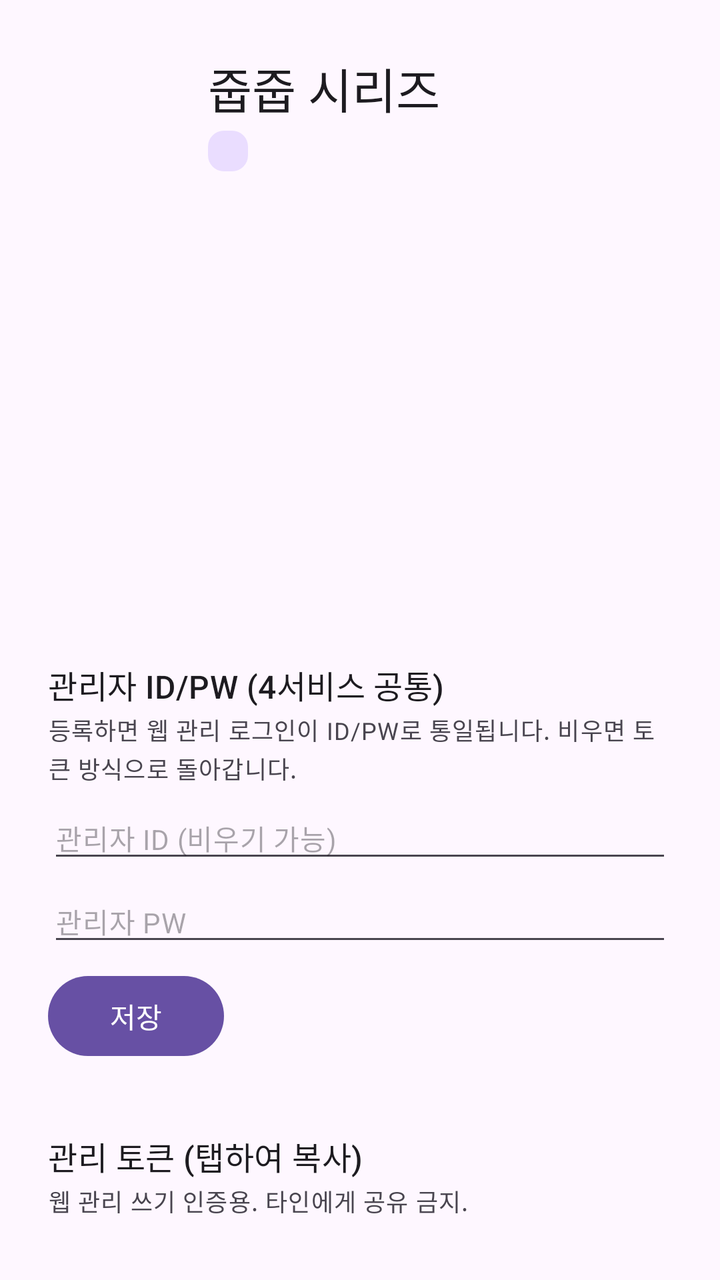
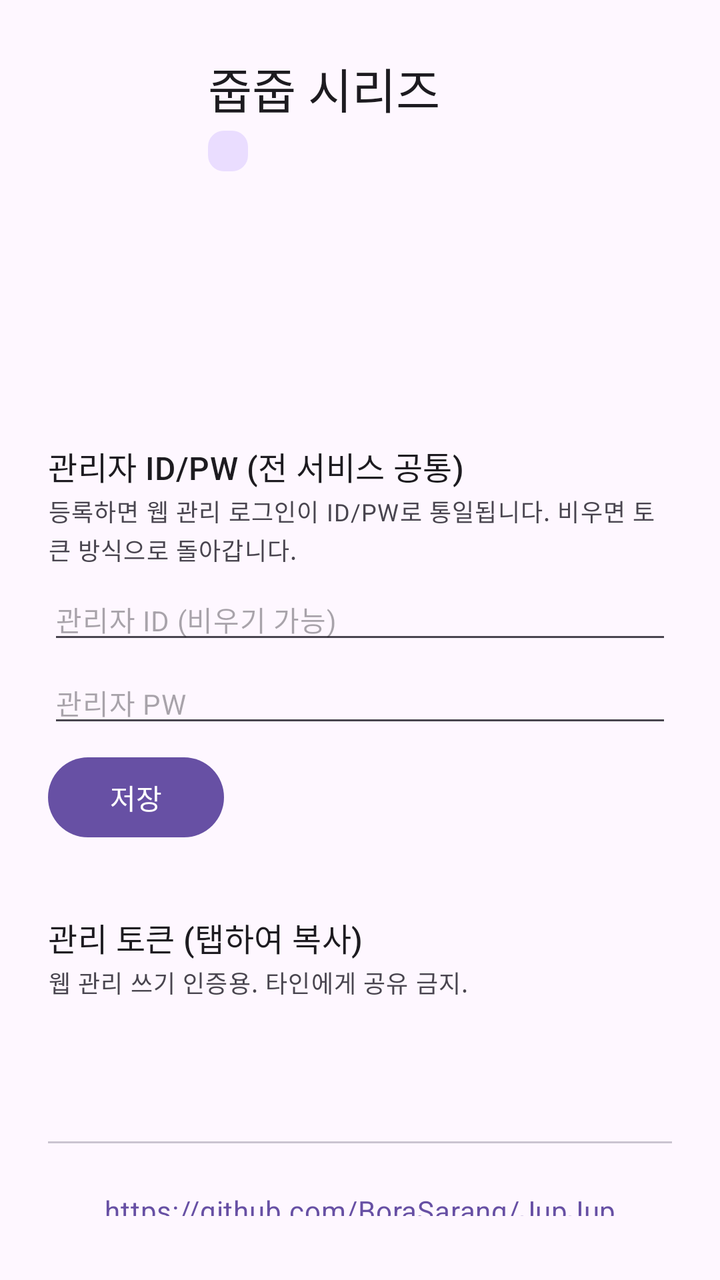

Screens rendered from an Android XML layout before and after an edit, with the pre-edit source and the edit as a unified diff.
<!-- AndroidManifest.xml: application theme Theme.JupJup -->
<!-- res/layout/dialog_about.xml -->
<?xml version="1.0" encoding="utf-8"?>
<LinearLayout xmlns:android="http://schemas.android.com/apk/res/android"
    android:layout_width="match_parent"
    android:layout_height="wrap_content"
    android:orientation="vertical"
    android:padding="24dp">

    <LinearLayout
        android:layout_width="match_parent"
        android:layout_height="wrap_content"
        android:gravity="center_vertical"
        android:orientation="horizontal">

        <ImageView
            android:id="@+id/about_icon"
            android:layout_width="64dp"
            android:layout_height="64dp"
            android:contentDescription="@string/app_name"
            android:src="@mipmap/ic_launcher" />

        <LinearLayout
            android:layout_width="0dp"
            android:layout_height="wrap_content"
            android:layout_marginStart="16dp"
            android:layout_weight="1"
            android:orientation="vertical">

            <TextView
                android:layout_width="wrap_content"
                android:layout_height="wrap_content"
                android:text="@string/about_title"
                android:textAppearance="?attr/textAppearanceHeadlineSmall" />

            <TextView
                android:id="@+id/about_version"
                android:layout_width="wrap_content"
                android:layout_height="wrap_content"
                android:layout_marginTop="4dp"
                android:background="@drawable/badge_pill"
                android:backgroundTint="?attr/colorPrimaryContainer"
                android:paddingHorizontal="10dp"
                android:paddingVertical="2dp"
                android:textAppearance="?attr/textAppearanceLabelMedium"
                android:textColor="?attr/colorOnPrimaryContainer" />
        </LinearLayout>
    </LinearLayout>

    <TextView
        android:id="@+id/about_mac_row"
        android:layout_width="match_parent"
        android:layout_height="wrap_content"
        android:layout_marginTop="20dp"
        android:textAppearance="?attr/textAppearanceTitleMedium" />

    <TextView
        android:id="@+id/about_mac_address"
        android:layout_width="match_parent"
        android:layout_height="wrap_content"
        android:layout_marginTop="2dp"
        android:textAppearance="?attr/textAppearanceBodyMedium"
        android:textColor="?attr/colorOnSurfaceVariant" />

    <TextView
        android:id="@+id/about_plan_row"
        android:layout_width="match_parent"
        android:layout_height="wrap_content"
        android:layout_marginTop="12dp"
        android:textAppearance="?attr/textAppearanceTitleMedium" />

    <TextView
        android:id="@+id/about_plan_address"
        android:layout_width="match_parent"
        android:layout_height="wrap_content"
        android:layout_marginTop="2dp"
        android:textAppearance="?attr/textAppearanceBodyMedium"
        android:textColor="?attr/colorOnSurfaceVariant" />

    <TextView
        android:id="@+id/about_pj_row"
        android:layout_width="match_parent"
        android:layout_height="wrap_content"
        android:layout_marginTop="12dp"
        android:textAppearance="?attr/textAppearanceTitleMedium" />

    <TextView
        android:id="@+id/about_pj_address"
        android:layout_width="match_parent"
        android:layout_height="wrap_content"
        android:layout_marginTop="2dp"
        android:textAppearance="?attr/textAppearanceBodyMedium"
        android:textColor="?attr/colorOnSurfaceVariant" />

    <TextView
        android:id="@+id/about_cm_row"
        android:layout_width="match_parent"
        android:layout_height="wrap_content"
        android:layout_marginTop="12dp"
        android:textAppearance="?attr/textAppearanceTitleMedium" />

    <TextView
        android:id="@+id/about_cm_address"
        android:layout_width="match_parent"
        android:layout_height="wrap_content"
        android:layout_marginTop="2dp"
        android:textAppearance="?attr/textAppearanceBodyMedium"
        android:textColor="?attr/colorOnSurfaceVariant" />

    <TextView
        android:layout_width="match_parent"
        android:layout_height="wrap_content"
        android:layout_marginTop="16dp"
        android:text="@string/about_cred_title"
        android:textAppearance="?attr/textAppearanceTitleMedium" />

    <TextView
        android:layout_width="match_parent"
        android:layout_height="wrap_content"
        android:layout_marginTop="2dp"
        android:text="@string/about_cred_hint"
        android:textAppearance="?attr/textAppearanceBodySmall"
        android:textColor="?attr/colorOnSurfaceVariant" />

    <EditText
        android:id="@+id/about_cred_id"
        android:layout_width="match_parent"
        android:layout_height="wrap_content"
        android:layout_marginTop="6dp"
        android:hint="@string/about_cred_id_hint"
        android:inputType="text"
        android:textAppearance="?attr/textAppearanceBodyMedium" />

    <EditText
        android:id="@+id/about_cred_pw"
        android:layout_width="match_parent"
        android:layout_height="wrap_content"
        android:layout_marginTop="4dp"
        android:hint="@string/about_cred_pw_hint"
        android:inputType="textPassword"
        android:textAppearance="?attr/textAppearanceBodyMedium" />

    <Button
        android:id="@+id/about_cred_save"
        android:layout_width="wrap_content"
        android:layout_height="wrap_content"
        android:layout_marginTop="6dp"
        android:text="@string/about_cred_save" />

    <TextView
        android:id="@+id/about_cred_state"
        android:layout_width="match_parent"
        android:layout_height="wrap_content"
        android:layout_marginTop="2dp"
        android:textAppearance="?attr/textAppearanceBodySmall"
        android:textColor="?attr/colorOnSurfaceVariant" />

    <TextView
        android:layout_width="match_parent"
        android:layout_height="wrap_content"
        android:layout_marginTop="16dp"
        android:text="@string/about_token_title"
        android:textAppearance="?attr/textAppearanceTitleMedium" />
    <TextView
        android:layout_width="match_parent"
        android:layout_height="wrap_content"
        android:layout_marginTop="2dp"
        android:text="@string/about_token_hint"
        android:textAppearance="?attr/textAppearanceBodySmall"
        android:textColor="?attr/colorOnSurfaceVariant" />

    <TextView
        android:id="@+id/about_token_mac"
        android:layout_width="match_parent"
        android:layout_height="wrap_content"
        android:layout_marginTop="6dp"
        android:background="?attr/selectableItemBackground"
        android:clickable="true"
        android:focusable="true"
        android:paddingVertical="4dp"
        android:textAppearance="?attr/textAppearanceBodySmall"
        android:textIsSelectable="false" />

    <TextView
        android:id="@+id/about_token_plan"
        android:layout_width="match_parent"
        android:layout_height="wrap_content"
        android:background="?attr/selectableItemBackground"
        android:clickable="true"
        android:focusable="true"
        android:paddingVertical="4dp"
        android:textAppearance="?attr/textAppearanceBodySmall"
        android:textIsSelectable="false" />

    <TextView
        android:id="@+id/about_token_pj"
        android:layout_width="match_parent"
        android:layout_height="wrap_content"
        android:background="?attr/selectableItemBackground"
        android:clickable="true"
        android:focusable="true"
        android:paddingVertical="4dp"
        android:textAppearance="?attr/textAppearanceBodySmall"
        android:textIsSelectable="false" />

    <TextView
        android:id="@+id/about_token_cm"
        android:layout_width="match_parent"
        android:layout_height="wrap_content"
        android:background="?attr/selectableItemBackground"
        android:clickable="true"
        android:focusable="true"
        android:paddingVertical="4dp"
        android:textAppearance="?attr/textAppearanceBodySmall"
        android:textIsSelectable="false" />

    <View
        android:layout_width="match_parent"
        android:layout_height="1dp"
        android:layout_marginVertical="16dp"
        android:background="?attr/colorOutlineVariant" />

    <TextView
        android:id="@+id/about_repo_link"
        android:layout_width="match_parent"
        android:layout_height="wrap_content"
        android:background="?attr/selectableItemBackground"
        android:clickable="true"
        android:focusable="true"
        android:gravity="center"
        android:paddingVertical="8dp"
        android:text="@string/about_repo_url"
        android:textAppearance="?attr/textAppearanceBodyMedium"
        android:textColor="?attr/colorPrimary" />
</LinearLayout>
<!-- resources referenced by this layout -->
<resources>
  <!-- drawable badge_pill (drawable) -->
  <?xml version="1.0" encoding="utf-8"?>
  <shape xmlns:android="http://schemas.android.com/apk/res/android"
      android:shape="rectangle">
      <corners android:radius="8dp" />
      <solid android:color="@android:color/white" />
  </shape>
  <!-- mipmap ic_launcher (mipmap-anydpi-v26) -->
  <?xml version="1.0" encoding="utf-8"?>
  <adaptive-icon xmlns:android="http://schemas.android.com/apk/res/android">
      <background android:drawable="@color/ic_launcher_background" />
      <foreground android:drawable="@mipmap/ic_launcher_foreground" />
  </adaptive-icon>
  <string name="about_cred_hint">등록하면 웹 관리 로그인이 ID/PW로 통일됩니다. 비우면 토큰 방식으로 돌아갑니다.</string>
  <string name="about_cred_id_hint">관리자 ID (비우기 가능)</string>
  <string name="about_cred_pw_hint">관리자 PW</string>
  <string name="about_cred_save">저장</string>
  <string name="about_cred_title">관리자 ID/PW (4서비스 공통)</string>
  <string name="about_repo_url">https://github.com/BoraSarang/JupJup</string>
  <string name="about_title">줍줍 시리즈</string>
  <string name="about_token_hint">웹 관리 쓰기 인증용. 타인에게 공유 금지.</string>
  <string name="about_token_title">관리 토큰 (탭하여 복사)</string>
  <string name="app_name">줍줍</string>
  <style name="Theme.JupJup" parent="Theme.Material3.DayNight.NoActionBar">
          <item name="colorPrimary">@color/seed_primary</item>
          <item name="colorOnPrimary">@android:color/white</item>
      </style>
  <color name="ic_launcher_background">#FFFFFF</color>
  <color name="seed_primary">#6750A4</color>
</resources>

<!-- the commit's change to res/layout/dialog_about.xml (unified diff, before → after) -->
@@ -69,36 +69,6 @@
 
     <TextView
         android:id="@+id/about_plan_address"
-        android:layout_width="match_parent"
-        android:layout_height="wrap_content"
-        android:layout_marginTop="2dp"
-        android:textAppearance="?attr/textAppearanceBodyMedium"
-        android:textColor="?attr/colorOnSurfaceVariant" />
-
-    <TextView
-        android:id="@+id/about_pj_row"
-        android:layout_width="match_parent"
-        android:layout_height="wrap_content"
-        android:layout_marginTop="12dp"
-        android:textAppearance="?attr/textAppearanceTitleMedium" />
-
-    <TextView
-        android:id="@+id/about_pj_address"
-        android:layout_width="match_parent"
-        android:layout_height="wrap_content"
-        android:layout_marginTop="2dp"
-        android:textAppearance="?attr/textAppearanceBodyMedium"
-        android:textColor="?attr/colorOnSurfaceVariant" />
-
-    <TextView
-        android:id="@+id/about_cm_row"
-        android:layout_width="match_parent"
-        android:layout_height="wrap_content"
-        android:layout_marginTop="12dp"
-        android:textAppearance="?attr/textAppearanceTitleMedium" />
-
-    <TextView
-        android:id="@+id/about_cm_address"
         android:layout_width="match_parent"
         android:layout_height="wrap_content"
         android:layout_marginTop="2dp"
@@ -190,28 +160,6 @@
         android:textAppearance="?attr/textAppearanceBodySmall"
         android:textIsSelectable="false" />
 
-    <TextView
-        android:id="@+id/about_token_pj"
-        android:layout_width="match_parent"
-        android:layout_height="wrap_content"
-        android:background="?attr/selectableItemBackground"
-        android:clickable="true"
-        android:focusable="true"
-        android:paddingVertical="4dp"
-        android:textAppearance="?attr/textAppearanceBodySmall"
-        android:textIsSelectable="false" />
-
-    <TextView
-        android:id="@+id/about_token_cm"
-        android:layout_width="match_parent"
-        android:layout_height="wrap_content"
-        android:background="?attr/selectableItemBackground"
-        android:clickable="true"
-        android:focusable="true"
-        android:paddingVertical="4dp"
-        android:textAppearance="?attr/textAppearanceBodySmall"
-        android:textIsSelectable="false" />
-
     <View
         android:layout_width="match_parent"
         android:layout_height="1dp"
<!-- resource entries referenced after the edit -->
@@ -17,7 +17,7 @@
   <string name="about_cred_id_hint">관리자 ID (비우기 가능)</string>
   <string name="about_cred_pw_hint">관리자 PW</string>
   <string name="about_cred_save">저장</string>
-  <string name="about_cred_title">관리자 ID/PW (4서비스 공통)</string>
+  <string name="about_cred_title">관리자 ID/PW (전 서비스 공통)</string>
   <string name="about_repo_url">https://github.com/BoraSarang/JupJup</string>
   <string name="about_title">줍줍 시리즈</string>
   <string name="about_token_hint">웹 관리 쓰기 인증용. 타인에게 공유 금지.</string>
